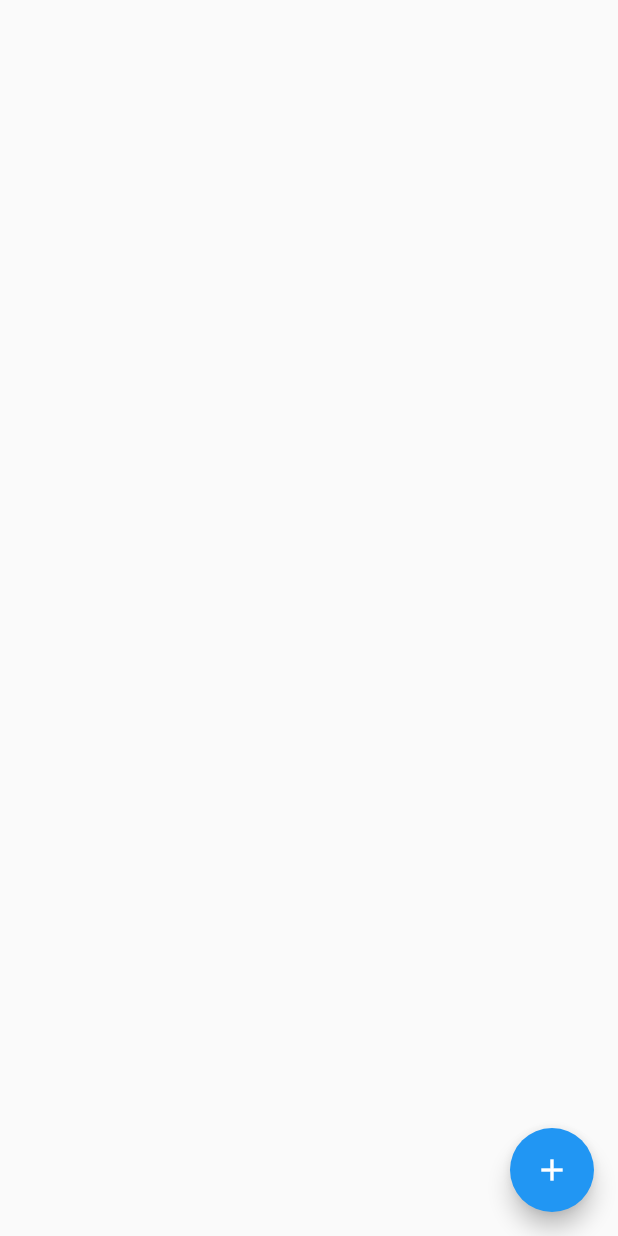
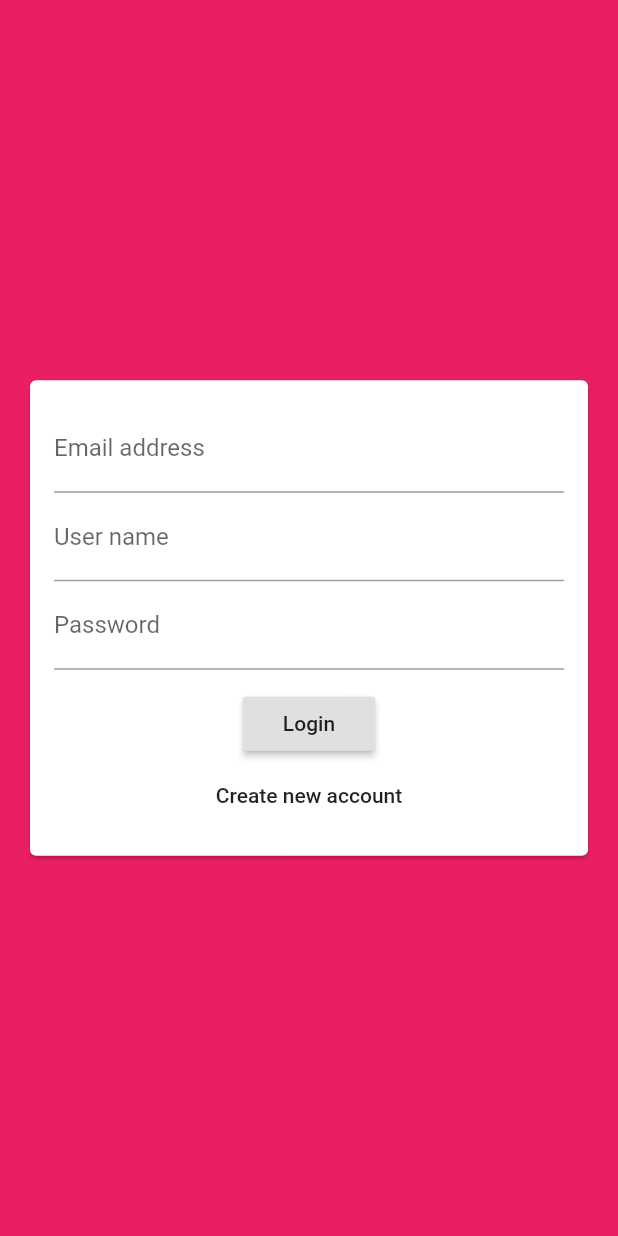
Before and after one commit to bryan2098/app_chat, a Flutter app: the screen it shows after launch, on a phone screen of 412 x 824 dp. Run offline on Flutter 3.47's test engine with Material 2 defaults, Android fonts, the phone set to English and light mode, and no system bars; our stand-ins replace cloud_firestore; accounts and stored records are empty.

Commit message:
auth screen

```diff
--- a/lib/main.dart
+++ b/lib/main.dart
@@ -1,3 +1,4 @@
+import './screens/auth_screen.dart';
 import './screens/chat_screen.dart';
 import 'package:flutter/material.dart';
 
@@ -8,6 +9,15 @@ void main() {
 class MyApp extends StatelessWidget {
   @override
   Widget build(BuildContext context) {
-    return MaterialApp(title: 'Flutter App Chat', theme: ThemeData(), home: ChatScreen());
+    return MaterialApp(
+      title: 'Flutter App Chat',
+      theme: ThemeData(
+        primarySwatch: Colors.pink,
+        backgroundColor: Colors.pink,
+        accentColor: Colors.deepPurple,
+        accentColorBrightness: Brightness.dark,
+      ),
+      home: AuthScreen(),
+    );
   }
 }
--- /dev/null
+++ b/lib/screens/auth_screen.dart
@@ -0,0 +1,17 @@
+import '../widgets/auth_form.dart';
+import 'package:flutter/material.dart';
+
+class AuthScreen extends StatefulWidget {
+  @override
+  _AuthScreenState createState() => _AuthScreenState();
+}
+
+class _AuthScreenState extends State<AuthScreen> {
+  @override
+  Widget build(BuildContext context) {
+    return Scaffold(
+      backgroundColor: Theme.of(context).primaryColor,
+      body: AuthForm(),
+    );
+  }
+}
--- /dev/null
+++ b/lib/widgets/auth_form.dart
@@ -0,0 +1,50 @@
+import 'package:flutter/material.dart';
+import 'package:flutter/services.dart';
+
+class AuthForm extends StatefulWidget {
+  @override
+  _AuthFormState createState() => _AuthFormState();
+}
+
+class _AuthFormState extends State<AuthForm> {
+  @override
+  Widget build(BuildContext context) {
+    return Center(
+      child: Card(
+        margin: EdgeInsets.all(20),
+        child: SingleChildScrollView(
+          child: Padding(
+            padding: EdgeInsets.all(16),
+            child: Form(
+              child: Column(
+                mainAxisSize: MainAxisSize.min,
+                children: <Widget>[
+                  TextFormField(
+                    keyboardType: TextInputType.emailAddress,
+                    decoration: InputDecoration(labelText: 'Email address'),
+                  ),
+                  TextFormField(
+                    decoration: InputDecoration(labelText: 'User name'),
+                  ),
+                  TextFormField(
+                    decoration: InputDecoration(labelText: 'Password'),
+                    obscureText: true,
+                  ),
+                  SizedBox(height: 12),
+                  RaisedButton(
+                    child: Text('Login'),
+                    onPressed: () {},
+                  ),
+                  FlatButton(
+                    onPressed: () {},
+                    child: Text('Create new account'),
+                  ),
+                ],
+              ),
+            ),
+          ),
+        ),
+      ),
+    );
+  }
+}
```
